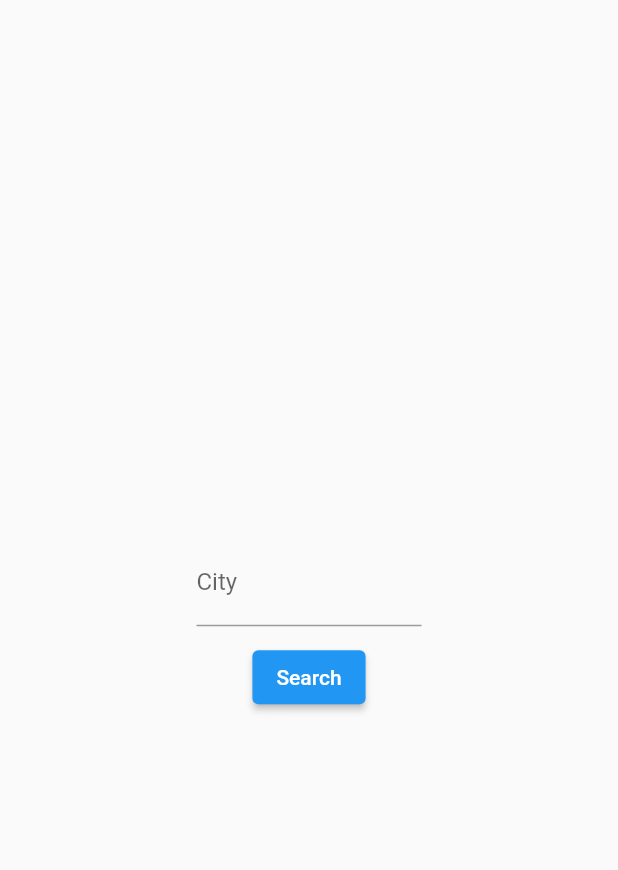
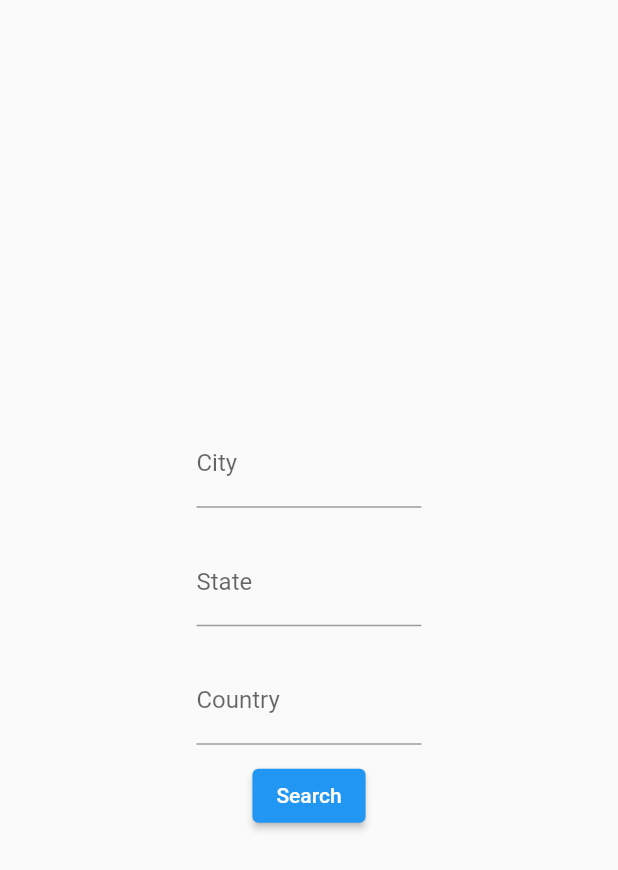
Before and after one commit to NumeralArcher/weatherApp, a Flutter app: the screen it shows after launch, after a tap on "Search", on a phone screen of 412 x 824 dp. Shown: the top 870 px of the screen. Run offline on Flutter 3.47's test engine with Material 2 defaults, Android fonts, the phone set to English and light mode, and no system bars; network calls fail.

Commit message:
json data parsed with all parameters

```diff
--- a/lib/dataService.dart
+++ b/lib/dataService.dart
@@ -1,11 +1,10 @@
 import 'dart:convert';
-import 'package:flutter/material.dart';
 import 'package:http/http.dart' as http;
 import 'models.dart';
 
 class dataService{
-  Future<WeatherResponse> getWeather(String city) async{
-    var request = http.Request('GET', Uri.parse('http://api.airvisual.com/v2/city?city='+ city +'&state=California&country=USA&key=6c95d31a-fc0b-44e5-a6ae-ae0e5a0fef45'));
+  Future<WeatherResponse> getWeather(String city, String state, String country) async{
+    var request = http.Request('GET', Uri.parse('http://api.airvisual.com/v2/city?city='+ city +'&state='+ state +'&country='+ country +'&key=6c95d31a-fc0b-44e5-a6ae-ae0e5a0fef45'));
 
     http.StreamedResponse response = await request.send();
     var holder = "";
--- a/lib/main.dart
+++ b/lib/main.dart
@@ -1,6 +1,5 @@
 import 'package:flutter/material.dart';
 import 'package:assignment/dataService.dart';
-import 'package:assignment/models.dart';
 void main(){
   runApp(MyApp());
 }
@@ -14,9 +13,8 @@ class MyApp extends StatefulWidget {
 class _MyAppState extends State<MyApp> {
 
   final _cityTextController = TextEditingController();
-  /*
   final _stateTextController = TextEditingController();
-  final _countryTextController = TextEditingController();*/
+  final _countryTextController = TextEditingController();
 
   final _dataService = dataService();
 
@@ -38,8 +36,7 @@ class _MyAppState extends State<MyApp> {
                     textAlign: TextAlign.center),
                   )
                 ),
-
-/* Padding(
+              Padding(
                   padding: EdgeInsets.symmetric(vertical: 10),
                   child : SizedBox(
                     width : 150,
@@ -58,7 +55,7 @@ class _MyAppState extends State<MyApp> {
                         decoration: InputDecoration(labelText: 'Country'),
                         textAlign: TextAlign.center),
                   )
-              ),*/
+              ),
 
               ElevatedButton(onPressed: _search, child: Text('Search'))
             ]
@@ -68,7 +65,7 @@ class _MyAppState extends State<MyApp> {
     );
   }
   void _search() async {
-    final response = await _dataService.getWeather(_cityTextController.text);
+    final response = await _dataService.getWeather(_cityTextController.text,_stateTextController.text,_countryTextController.text);
     print(response.data.city);
     print(response.data.current.weather.tp);
 
--- a/lib/models.dart
+++ b/lib/models.dart
@@ -1,5 +1,3 @@
-import 'package:assignment/dataService.dart';
-import 'package:assignment/main.dart';
 import 'dart:convert';
 
 /*{
```
